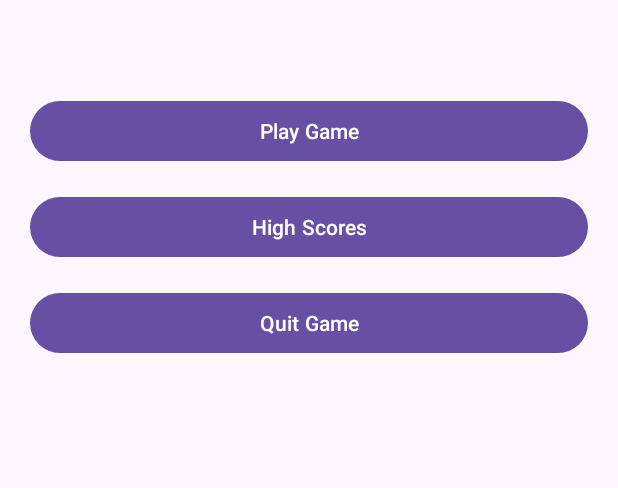
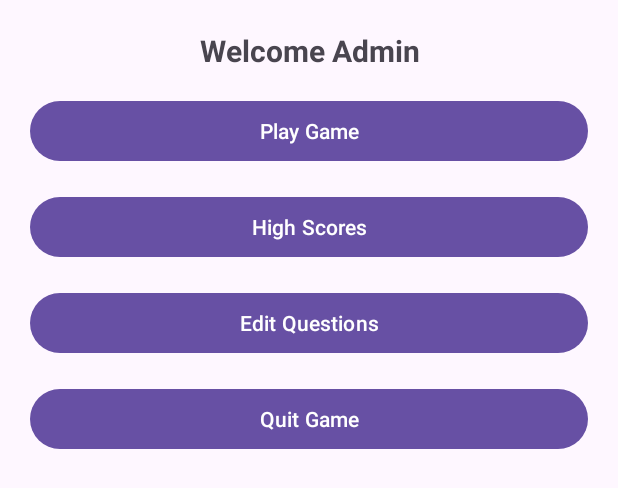
Before and after one commit to FlavioCervantes/Dev-p2-android-application, an Android app: the layout admin_ui.xml on its own in the app's theme, with its tools: preview values and no code run, on a phone screen of 412 x 824 dp. Shown: the top 488 px of the screen. Run offline under Robolectric (Android 15) with nearby library versions, the phone set to English and light mode, and no system bars.

Commit message:
Added the Edit Question button.

```diff
--- a/app/src/main/res/layout/admin_ui.xml
+++ b/app/src/main/res/layout/admin_ui.xml
@@ -23,7 +23,7 @@
             android:id="@+id/adminWelcome"
             android:layout_width="match_parent"
             android:layout_height="wrap_content"
-            android:text="@string/Welcome_Admin"
+            android:text="Welcome Admin"
             android:textSize="20sp"
             android:textStyle="bold"
             android:gravity="center"
@@ -44,6 +44,14 @@
             android:layout_marginBottom="16dp" />
 
         <Button
+            android:id="@+id/EditQuestions"
+            style="@style/BlackButton"
+            android:layout_width="match_parent"
+            android:layout_height="wrap_content"
+            android:text="Edit Questions"
+            android:layout_marginBottom="16dp" />
+
+        <Button
             android:id="@+id/quitGameButton"
             android:layout_width="match_parent"
             android:layout_height="wrap_content"
```
